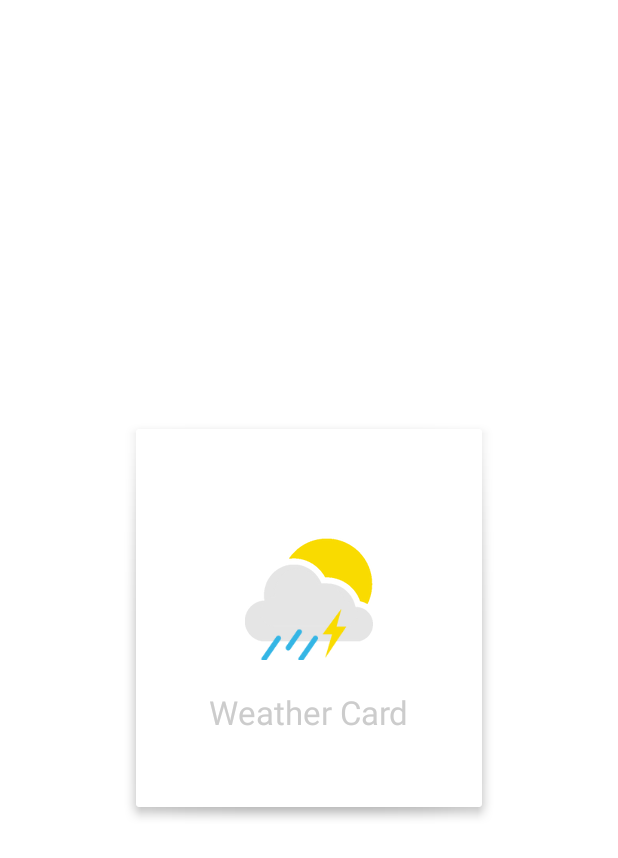
After one commit to twiceyuan/WeatherCard, an Android app: the WelcomeActivity screen opened directly, with no data from a screen before it, on a phone screen of 412 x 824 dp. The commit adds this screen. Shown: the top 858 px of the screen. Run offline under Robolectric (Android 15) with nearby library versions, the phone set to English and light mode, and no system bars; 1 statement that could not run was skipped.

Commit message:
加了个一个丑爆了的欢迎界面，下一步准备把检查网络连接和初始化数据库转移到这里面 ~

```diff
--- a/Weather/build.gradle
+++ b/Weather/build.gradle
@@ -24,4 +24,5 @@
 
 dependencies {
 	compile 'com.android.support:appcompat-v7:18.0.0'
+	compile 'com.android.support:support-v4:18.0.0'
 }
--- a/Weather/src/main/java/info/twiceyuan/weather/MainActivity.java
+++ b/Weather/src/main/java/info/twiceyuan/weather/MainActivity.java
@@ -2,6 +2,7 @@
 
 import android.app.Activity;
 import android.os.Bundle;
+import android.os.SystemClock;
 
 import info.twiceyuan.weather.controller.MainController;
 
@@ -10,6 +11,11 @@
 	@Override
 	protected void onCreate(Bundle savedInstanceState) {
 		super.onCreate(savedInstanceState);
+
+        setContentView(R.layout.welcome);
+
+        SystemClock.sleep(800);
+
 		setContentView(R.layout.activity_main);
 
 		new MainController(this);
--- /dev/null
+++ b/Weather/src/main/java/info/twiceyuan/weather/WelcomeActivity.java
@@ -0,0 +1,62 @@
+package info.twiceyuan.weather;
+
+import info.twiceyuan.weather.util.SystemUiHider;
+
+import android.annotation.TargetApi;
+import android.app.Activity;
+import android.content.Intent;
+import android.os.Build;
+import android.os.Bundle;
+import android.os.Handler;
+import android.os.Message;
+import android.os.SystemClock;
+import android.view.MotionEvent;
+import android.view.View;
+
+/**
+ * An example full-screen activity that shows and hides the system UI (i.e.
+ * status bar and navigation/system bar) with user interaction.
+ *
+ * @see SystemUiHider
+ */
+public class WelcomeActivity extends Activity {
+
+    Handler handler;
+
+    @Override
+    protected void onCreate(Bundle savedInstanceState) {
+        super.onCreate(savedInstanceState);
+
+
+        handler = new Handler() {
+            @Override
+            public void handleMessage(Message msg) {
+                super.handleMessage(msg);
+                setContentView(R.layout.welcome);
+            }
+        };
+
+        init();
+    }
+
+    private void init() {
+        Thread thread = new Thread(new InitRunnable());
+        thread.start();
+    }
+
+    private class InitRunnable implements Runnable {
+
+        @Override
+        public void run() {
+            handler.sendEmptyMessage(0);
+            SystemClock.sleep(800);
+            handler.sendEmptyMessage(0);
+
+            Intent intent = new Intent();
+            intent.setClass(getApplicationContext(),MainActivity.class);
+            startActivity(intent);
+            WelcomeActivity.this.finish();
+        }
+    }
+
+}
--- /dev/null
+++ b/Weather/src/main/res/layout/welcome.xml
@@ -0,0 +1,35 @@
+<?xml version="1.0" encoding="utf-8"?>
+<LinearLayout xmlns:android="http://schemas.android.com/apk/res/android"
+    android:orientation="vertical"
+    android:gravity="center"
+    android:layout_width="match_parent"
+    android:layout_height="match_parent"
+    android:background="@android:color/white">
+
+    <LinearLayout
+        android:orientation="vertical"
+        android:gravity="center"
+        android:layout_width="wrap_content"
+        android:layout_height="wrap_content"
+        android:padding="60dp"
+        style="@style/nowCardStyle" >
+
+        <ImageView
+            android:layout_width="wrap_content"
+            android:layout_height="wrap_content"
+            android:id="@+id/app_icon"
+            android:layout_gravity="center"
+            android:padding="20dp"
+            android:src="@drawable/weather_chance_of_storm" />
+
+        <TextView
+            android:layout_width="wrap_content"
+            android:layout_height="wrap_content"
+            android:textAppearance="?android:attr/textAppearanceLarge"
+            android:text="@string/app_name"
+            android:textColor="#ccc"
+            android:layout_gravity="center" />
+
+    </LinearLayout>
+
+</LinearLayout>
--- a/Weather/src/main/res/values/strings.xml
+++ b/Weather/src/main/res/values/strings.xml
@@ -1,7 +1,7 @@
 <?xml version="1.0" encoding="utf-8"?>
 <resources>
 
-    <string name="app_name">Weather</string>
+    <string name="app_name">Weather Card</string>
     <string name="menu_settings">Settings</string>
     <string name="hello_world">Hello world!</string>
     <string name="add_button">添加城市</string>
@@ -9,5 +9,8 @@
     <string name="load_detail">加载城市天气详情</string>
     <string name="line_title">Line Title</string>
     <string name="line_detail">Line Detail</string>
+    <string name="title_activity_welcome">FullscreenActivity</string>
+    <string name="dummy_button">Dummy Button</string>
+    <string name="dummy_content">DUMMY\nCONTENT</string>
 
 </resources>
--- a/Weather/src/main/res/values/styles.xml
+++ b/Weather/src/main/res/values/styles.xml
@@ -1,3 +1,4 @@
+<?xml version="1.0" encoding="utf-8"?>
 <resources>
 
     <!--
```
Also changed, not shown: Weather/src/main/AndroidManifest.xml (+6 -1 lines), Weather/src/main/java/info/twiceyuan/weather/util/SystemUiHider.java (added, +172 -0 lines), Weather/src/main/java/info/twiceyuan/weather/util/SystemUiHiderBase.java (added, +63 -0 lines), Weather/src/main/java/info/twiceyuan/weather/util/SystemUiHiderHoneycomb.java (added, +133 -0 lines), Weather/src/main/res/values-v11/styles.xml (+13 -0 lines).
